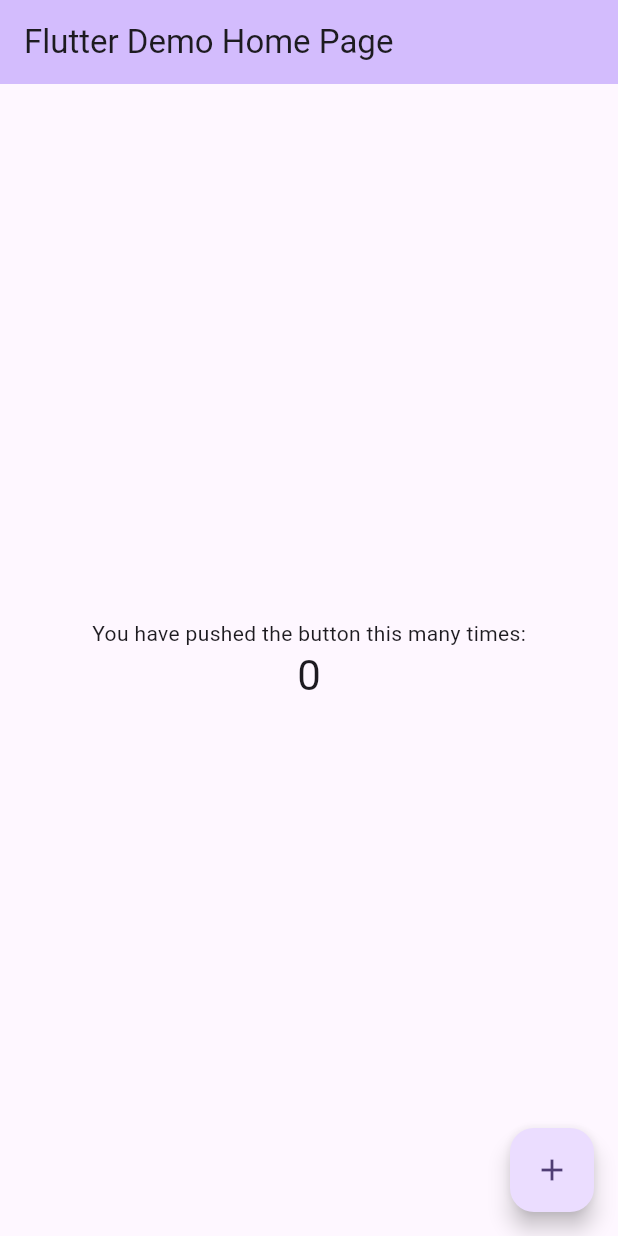
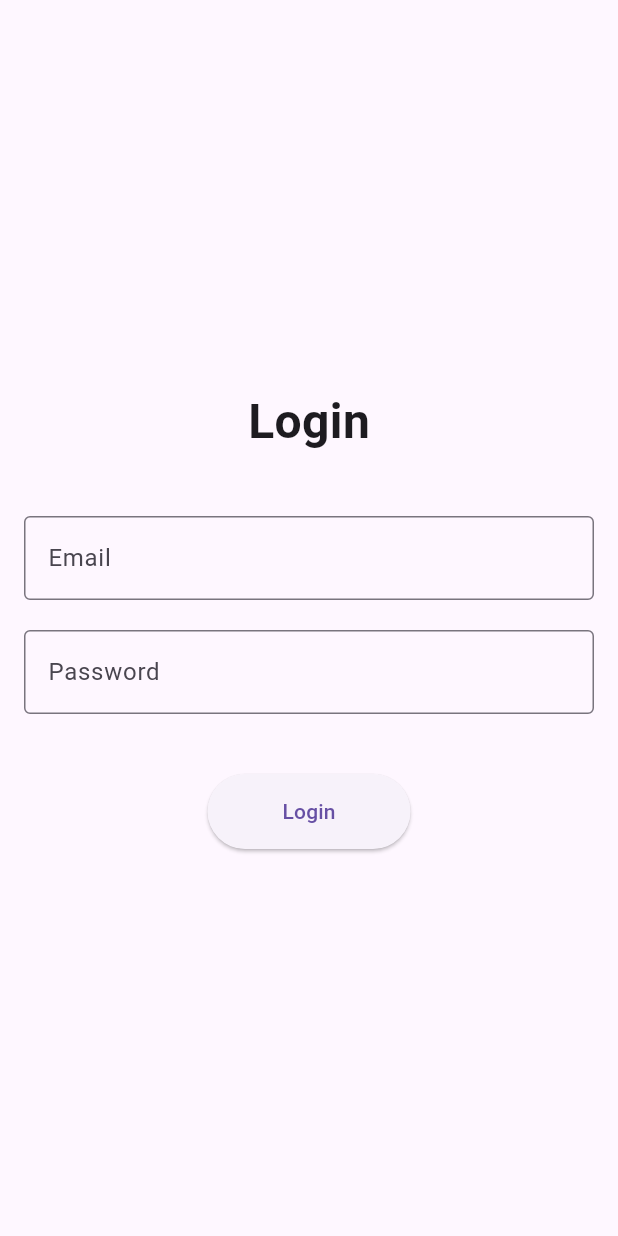
Before and after one commit to Mathumithan2002/AI-Based-skin-disease-detection-App, a Flutter app: the screen it shows after launch, on a phone screen of 412 x 824 dp. Run offline on Flutter 3.47's test engine with Material 3 defaults, Android fonts, the phone set to English and light mode, and no system bars.

Commit message:
login screen

```diff
--- a/lib/main.dart
+++ b/lib/main.dart
@@ -1,122 +1,65 @@
 import 'package:flutter/material.dart';
 
 void main() {
-  runApp(const MyApp());
+  runApp(MyApp());
 }
 
 class MyApp extends StatelessWidget {
-  const MyApp({super.key});
-
-  // This widget is the root of your application.
   @override
   Widget build(BuildContext context) {
     return MaterialApp(
-      title: 'Flutter Demo',
+      title: 'Login Screen',
       theme: ThemeData(
-        // This is the theme of your application.
-        //
-        // TRY THIS: Try running your application with "flutter run". You'll see
-        // the application has a purple toolbar. Then, without quitting the app,
-        // try changing the seedColor in the colorScheme below to Colors.green
-        // and then invoke "hot reload" (save your changes or press the "hot
-        // reload" button in a Flutter-supported IDE, or press "r" if you used
-        // the command line to start the app).
-        //
-        // Notice that the counter didn't reset back to zero; the application
-        // state is not lost during the reload. To reset the state, use hot
-        // restart instead.
-        //
-        // This works for code too, not just values: Most code changes can be
-        // tested with just a hot reload.
-        colorScheme: ColorScheme.fromSeed(seedColor: Colors.deepPurple),
+        primarySwatch: Colors.blue,
       ),
-      home: const MyHomePage(title: 'Flutter Demo Home Page'),
+      home: LoginScreen(),
     );
   }
 }
 
-class MyHomePage extends StatefulWidget {
-  const MyHomePage({super.key, required this.title});
-
-  // This widget is the home page of your application. It is stateful, meaning
-  // that it has a State object (defined below) that contains fields that affect
-  // how it looks.
-
-  // This class is the configuration for the state. It holds the values (in this
-  // case the title) provided by the parent (in this case the App widget) and
-  // used by the build method of the State. Fields in a Widget subclass are
-  // always marked "final".
-
-  final String title;
-
-  @override
-  State<MyHomePage> createState() => _MyHomePageState();
-}
-
-class _MyHomePageState extends State<MyHomePage> {
-  int _counter = 0;
-
-  void _incrementCounter() {
-    setState(() {
-      // This call to setState tells the Flutter framework that something has
-      // changed in this State, which causes it to rerun the build method below
-      // so that the display can reflect the updated values. If we changed
-      // _counter without calling setState(), then the build method would not be
-      // called again, and so nothing would appear to happen.
-      _counter++;
-    });
-  }
-
+class LoginScreen extends StatelessWidget {
   @override
   Widget build(BuildContext context) {
-    // This method is rerun every time setState is called, for instance as done
-    // by the _incrementCounter method above.
-    //
-    // The Flutter framework has been optimized to make rerunning build methods
-    // fast, so that you can just rebuild anything that needs updating rather
-    // than having to individually change instances of widgets.
     return Scaffold(
-      appBar: AppBar(
-        // TRY THIS: Try changing the color here to a specific color (to
-        // Colors.amber, perhaps?) and trigger a hot reload to see the AppBar
-        // change color while the other colors stay the same.
-        backgroundColor: Theme.of(context).colorScheme.inversePrimary,
-        // Here we take the value from the MyHomePage object that was created by
-        // the App.build method, and use it to set our appbar title.
-        title: Text(widget.title),
-      ),
       body: Center(
-        // Center is a layout widget. It takes a single child and positions it
-        // in the middle of the parent.
+        child: Padding(
+          padding: const EdgeInsets.all(16.0),
           child: Column(
-          // Column is also a layout widget. It takes a list of children and
-          // arranges them vertically. By default, it sizes itself to fit its
-          // children horizontally, and tries to be as tall as its parent.
-          //
-          // Column has various properties to control how it sizes itself and
-          // how it positions its children. Here we use mainAxisAlignment to
-          // center the children vertically; the main axis here is the vertical
-          // axis because Columns are vertical (the cross axis would be
-          // horizontal).
-          //
-          // TRY THIS: Invoke "debug painting" (choose the "Toggle Debug Paint"
-          // action in the IDE, or press "p" in the console), to see the
-          // wireframe for each widget.
             mainAxisAlignment: MainAxisAlignment.center,
             children: <Widget>[
-            const Text('You have pushed the button this many times:'),
               Text(
-              '$_counter',
-              style: Theme.of(context).textTheme.headlineMedium,
+                'Login',
+                style: TextStyle(fontSize: 32, fontWeight: FontWeight.bold),
+              ),
+              SizedBox(height: 40),
+              TextField(
+                decoration: InputDecoration(
+                  border: OutlineInputBorder(),
+                  labelText: 'Email',
+                ),
+              ),
+              SizedBox(height: 20),
+              TextField(
+                obscureText: true,
+                decoration: InputDecoration(
+                  border: OutlineInputBorder(),
+                  labelText: 'Password',
+                ),
+              ),
+              SizedBox(height: 40),
+              ElevatedButton(
+                onPressed: () {
+                  // Handle login action
+                },
+                child: Text('Login'),
+                style: ElevatedButton.styleFrom(
+                  padding: EdgeInsets.symmetric(horizontal: 50, vertical: 15),
+                ),
               ),
             ],
           ),
         ),
-      floatingActionButton: FloatingActionButton(
-        onPressed: _incrementCounter,
-        tooltip: 'Increment',
-        child: const Icon(Icons.add),
-      ), // This trailing comma makes auto-formatting nicer for build methods.
+      ),
     );
   }
 }
```
Lines whose indentation alone changed are shown as unchanged.
